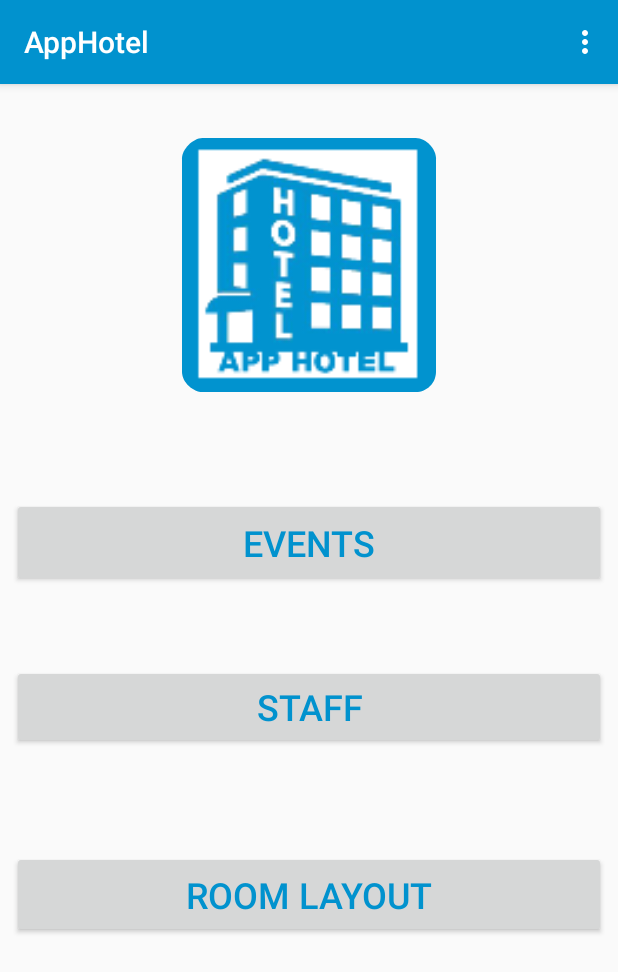
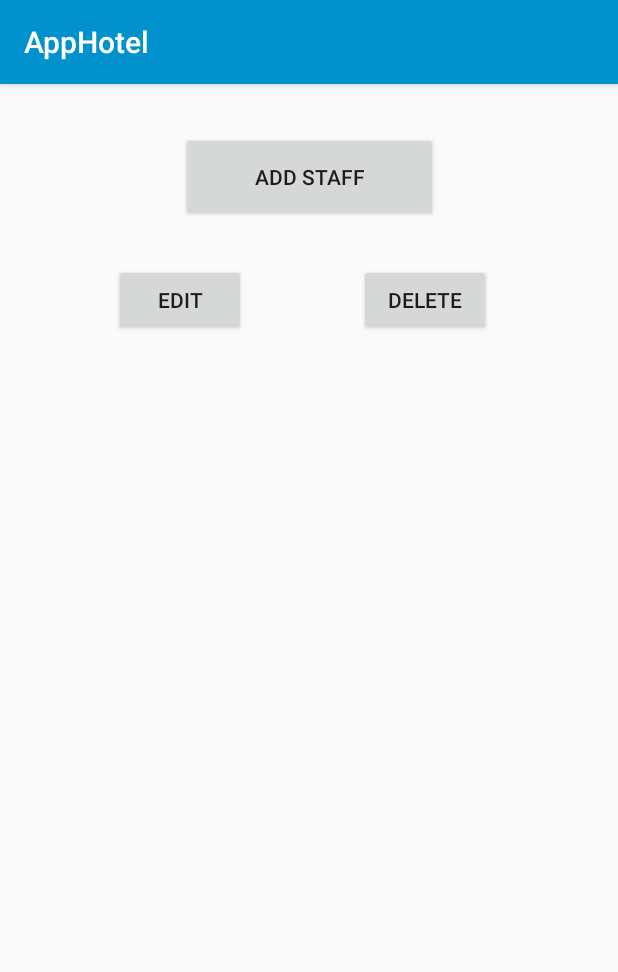
Before and after one commit to miguelpereira25/AppHotel, an Android app: the screen it shows after launch (MainActivity before the commit, StaffGeneral after it), after a tap on "STAFF", on a phone screen of 412 x 824 dp. Shown: the top 972 px of the screen. Run offline under Robolectric (Android 15) with nearby library versions, the phone set to English and light mode, and no system bars.

Commit message:
Created my activity add staff with all the validations

```diff
--- a/app/src/main/AndroidManifest.xml
+++ b/app/src/main/AndroidManifest.xml
@@ -13,7 +13,10 @@
         android:roundIcon="@mipmap/ic_launcher_round"
         android:supportsRtl="true"
         android:theme="@style/AppTheme">
-        <activity android:name=".Loading"></activity>
+        <activity android:name=".StaffGeneral"></activity>
+        <activity android:name=".Layout" />
+        <activity android:name=".Staff" />
+        <activity android:name=".Loading" />
         <activity android:name=".DeleteEvento" />
         <activity android:name=".EditEvento" />
         <activity android:name=".AddEventos" />
--- a/app/src/main/java/pt/ipg/apphotel/Loading.java
+++ b/app/src/main/java/pt/ipg/apphotel/Loading.java
@@ -15,7 +15,7 @@ public class Loading extends AppCompatActivity {
             @Override
             public void run() {
                 try {
-                    sleep(3000);
+                    sleep(1000);
                     Intent intent = new Intent(getApplicationContext(),MainActivity.class);
                     startActivity(intent);
                     finish();
--- a/app/src/main/java/pt/ipg/apphotel/MainActivity.java
+++ b/app/src/main/java/pt/ipg/apphotel/MainActivity.java
@@ -14,6 +14,8 @@ import android.widget.Toast;
 
 public class MainActivity extends AppCompatActivity {
     private Button buttonEvents;
+    private Button buttonStaff;
+    private Button buttonLayout;
 
 
 
@@ -31,11 +33,37 @@ public class MainActivity extends AppCompatActivity {
             }
 
         });
+        buttonStaff = (Button) findViewById(R.id.buttonStaff);
+        buttonStaff.setOnClickListener(new View.OnClickListener() {
+            @Override
+            public void onClick(View v) {
+                openStaff();
+
+            }
+        });
+        buttonLayout = (Button) findViewById(R.id.buttonLayout);
+        buttonLayout.setOnClickListener(new View.OnClickListener() {
+            @Override
+            public void onClick(View v) {
+                openLayout();
+            }
+        });
+
+
 
 
     }
     public void openEventos(){
         Intent intent = new Intent(this, Eventos.class);
+        startActivity(intent);
+    }
+    public void openStaff(){
+        Intent intent = new Intent(this, StaffGeneral.class);
+        startActivity(intent);
+
+    }
+    private void openLayout(){
+        Intent intent = new Intent(this, Layout.class);
         startActivity(intent);
     }
     public void openAddEventos(){
--- /dev/null
+++ b/app/src/main/java/pt/ipg/apphotel/StaffGeneral.java
@@ -0,0 +1,31 @@
+package pt.ipg.apphotel;
+
+import androidx.appcompat.app.AppCompatActivity;
+
+import android.content.Intent;
+import android.os.Bundle;
+import android.view.View;
+import android.widget.Button;
+
+public class StaffGeneral extends AppCompatActivity {
+    private Button button;
+
+    @Override
+    protected void onCreate(Bundle savedInstanceState) {
+        super.onCreate(savedInstanceState);
+        setContentView(R.layout.activity_staff_general);
+        button = (Button) findViewById(R.id.buttonAddStaff);
+        button.setOnClickListener(new View.OnClickListener() {
+            @Override
+            public void onClick(View v) {
+                openStaff();
+            }
+        });
+
+
+    }
+    public void openStaff(){
+        Intent intent = new Intent(this,Staff.class);
+        startActivity(intent);
+    }
+}
--- a/app/src/main/res/layout/activity_edit_evento.xml
+++ b/app/src/main/res/layout/activity_edit_evento.xml
@@ -13,7 +13,9 @@
         android:layout_marginStart="48dp"
         android:layout_marginTop="556dp"
         android:layout_marginEnd="8dp"
+        android:layout_marginBottom="8dp"
         android:text="@string/save"
+        app:layout_constraintBottom_toBottomOf="parent"
         app:layout_constraintEnd_toStartOf="@+id/buttonCancelEdit"
         app:layout_constraintHorizontal_bias="0.181"
         app:layout_constraintStart_toStartOf="parent"
@@ -25,7 +27,9 @@
         android:layout_height="wrap_content"
         android:layout_marginTop="556dp"
         android:layout_marginEnd="68dp"
+        android:layout_marginBottom="8dp"
         android:text="@string/cancel_edit"
+        app:layout_constraintBottom_toBottomOf="parent"
         app:layout_constraintEnd_toEndOf="parent"
         app:layout_constraintTop_toTopOf="parent" />
 </androidx.constraintlayout.widget.ConstraintLayout>
--- /dev/null
+++ b/app/src/main/res/layout/activity_staff_general.xml
@@ -0,0 +1,43 @@
+<?xml version="1.0" encoding="utf-8"?>
+<androidx.constraintlayout.widget.ConstraintLayout xmlns:android="http://schemas.android.com/apk/res/android"
+    xmlns:app="http://schemas.android.com/apk/res-auto"
+    xmlns:tools="http://schemas.android.com/tools"
+    android:layout_width="match_parent"
+    android:layout_height="match_parent"
+    tools:context=".StaffGeneral">
+
+    <Button
+        android:id="@+id/buttonAddStaff"
+        android:layout_width="171dp"
+        android:layout_height="60dp"
+        android:layout_marginStart="8dp"
+        android:layout_marginTop="32dp"
+        android:layout_marginEnd="8dp"
+        android:text="@string/add_staff"
+        app:layout_constraintEnd_toEndOf="parent"
+        app:layout_constraintStart_toStartOf="parent"
+        app:layout_constraintTop_toTopOf="parent" />
+
+    <Button
+        android:id="@+id/buttonEdit"
+        android:layout_width="wrap_content"
+        android:layout_height="wrap_content"
+        android:layout_marginStart="76dp"
+        android:layout_marginTop="28dp"
+        android:text="@string/edit"
+        app:layout_constraintStart_toStartOf="parent"
+        app:layout_constraintTop_toBottomOf="@+id/buttonAddStaff" />
+
+    <Button
+        android:id="@+id/buttonDeleteStaff"
+        android:layout_width="wrap_content"
+        android:layout_height="wrap_content"
+        android:layout_marginStart="8dp"
+        android:layout_marginTop="28dp"
+        android:layout_marginEnd="8dp"
+        android:text="@string/delete"
+        app:layout_constraintEnd_toEndOf="parent"
+        app:layout_constraintHorizontal_bias="0.468"
+        app:layout_constraintStart_toEndOf="@+id/buttonEdit"
+        app:layout_constraintTop_toBottomOf="@+id/buttonAddStaff" />
+</androidx.constraintlayout.widget.ConstraintLayout>
--- a/app/src/main/res/values/strings.xml
+++ b/app/src/main/res/values/strings.xml
@@ -30,4 +30,7 @@
     <string name="cancel_edit">Cancel Edit</string>
     <string name="SavedChanged">Changes Saved</string>
     <string name="ActionCanceled">Action Canceled</string>
+    <string name="nib">NIB</string>
+    <string name="social_security">Social Security</string>
+    <string name="add_staff">ADD Staff</string>
 </resources>
```
Also changed, not shown: app/src/main/java/pt/ipg/apphotel/Layout.java (added, +14 -0 lines), app/src/main/java/pt/ipg/apphotel/Staff.java (added, +63 -0 lines), app/src/main/res/layout/activity_add_eventos.xml (+5 -5 lines), app/src/main/res/layout/activity_layout.xml (added, +9 -0 lines), app/src/main/res/layout/activity_staff.xml (added, +132 -0 lines), app/src/main/java/pt/ipg/apphotel/AddEventos.java (line endings or trailing spaces).
